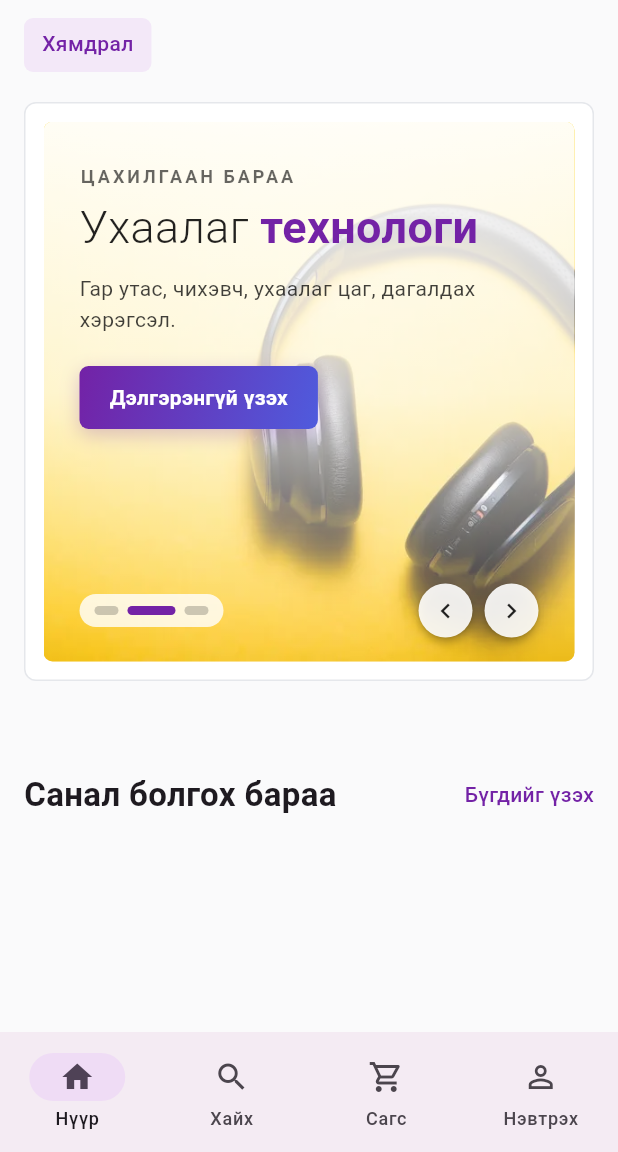
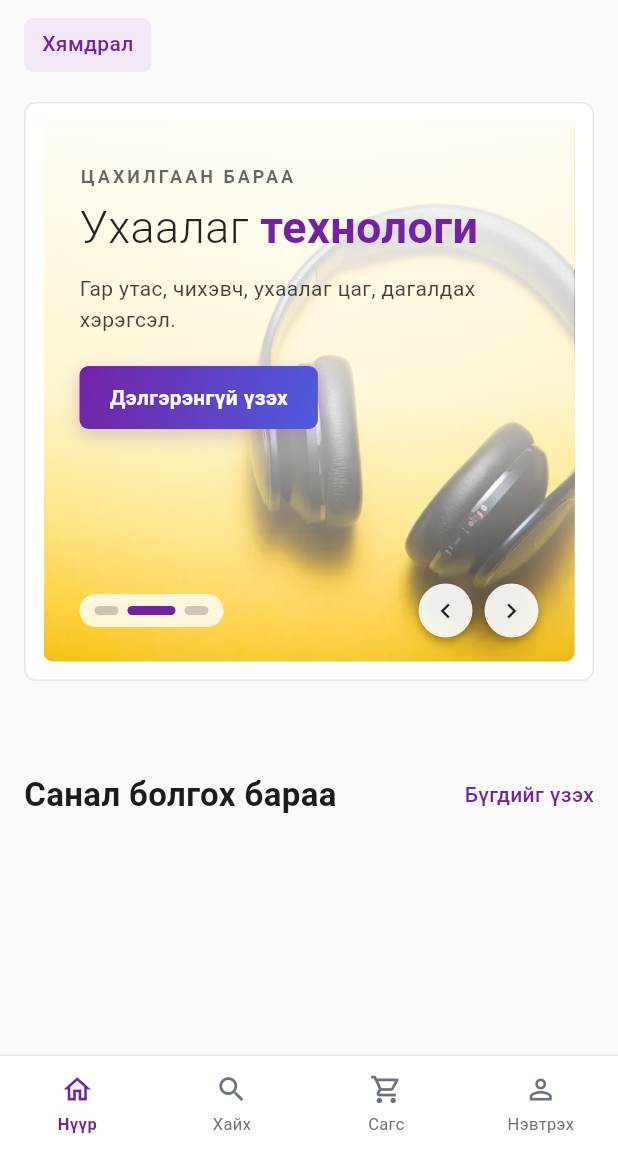
Before and after one commit to Aagii06/baagii-shop, a Flutter app: the screen it shows after launch, on a phone screen of 412 x 824 dp, the part 84-1236 px from its top. Run offline on Flutter 3.47's test engine with Material 3 defaults, Android fonts, the phone set to English and light mode, and no system bars; our stand-ins replace cached_network_image, image_picker, shared_preferences; accounts and stored records are empty; network calls fail.

Commit message:
Update shop_shell.dart

```diff
--- a/uvsshop_app/lib/ui/shop/shop_shell.dart
+++ b/uvsshop_app/lib/ui/shop/shop_shell.dart
@@ -5,6 +5,7 @@ import '../../state/admin_state.dart';
 import '../../state/app_state.dart';
 import '../../state/shop_nav.dart';
 import '../../state/shop_state.dart';
+import '../common.dart';
 import 'account_page.dart';
 import 'cart_page.dart';
 import 'home_page.dart';
@@ -35,30 +36,13 @@ class ShopShell extends StatelessWidget {
     ];
     final current = tabs.contains(tab) ? tab : ShopTab.home;
 
-    Widget badge(int n, IconData icon) => Badge(
-          isLabelVisible: n > 0,
-          label: Text(n > 99 ? '99+' : '$n'),
-          child: Icon(icon),
-        );
-
-    NavigationDestination dest(ShopTab t) => switch (t) {
-          ShopTab.home => const NavigationDestination(icon: Icon(Icons.home_outlined), selectedIcon: Icon(Icons.home), label: 'Нүүр'),
-          ShopTab.search => const NavigationDestination(icon: Icon(Icons.search), selectedIcon: Icon(Icons.search), label: 'Хайх'),
-          ShopTab.cart => NavigationDestination(
-              icon: badge(cartCount, Icons.shopping_cart_outlined),
-              selectedIcon: badge(cartCount, Icons.shopping_cart),
-              label: 'Сагс',
-            ),
-          ShopTab.saved => NavigationDestination(
-              icon: badge(savedCount, Icons.favorite_border),
-              selectedIcon: badge(savedCount, Icons.favorite),
-              label: 'Хадгалсан',
-            ),
-          ShopTab.profile => NavigationDestination(
-              icon: const Icon(Icons.person_outline),
-              selectedIcon: const Icon(Icons.person),
-              label: signedIn ? 'Профайл' : 'Нэвтрэх',
-            ),
+    // web-ийн MobileBottomNav-ийн дүрс, нэр, тоо.
+    (IconData, String, int) item(ShopTab t) => switch (t) {
+          ShopTab.home => (Icons.home_outlined, 'Нүүр', 0),
+          ShopTab.search => (Icons.search, 'Хайх', 0),
+          ShopTab.cart => (Icons.shopping_cart_outlined, 'Сагс', cartCount),
+          ShopTab.saved => (Icons.favorite_border, 'Хадгалсан', savedCount),
+          ShopTab.profile => (Icons.person_outline, signedIn ? 'Профайл' : 'Нэвтрэх', 0),
         };
 
     return Scaffold(
@@ -78,12 +62,63 @@ class ShopShell extends StatelessWidget {
               label: const Text('Админ'),
             )
           : null,
-      bottomNavigationBar: NavigationBar(
-        selectedIndex: tabs.indexOf(current),
-        onDestinationSelected: (i) => open(tabs[i]),
-        labelBehavior: NavigationDestinationLabelBehavior.alwaysShow,
-        destinations: [for (final t in tabs) dest(t)],
+      bottomNavigationBar: Container(
+        decoration: const BoxDecoration(
+          color: Color(0xF2FFFFFF),
+          border: Border(top: BorderSide(color: borderColor)),
+        ),
+        child: SafeArea(
+          top: false,
+          child: SizedBox(
+            height: 64,
+            child: Row(children: [
+              for (final t in tabs)
+                Expanded(child: _NavItem(item: item(t), active: t == current, onTap: () => open(t))),
+            ]),
+          ),
+        ),
       ),
     );
   }
 }
+
+/// web-ийн MobileBottomNav-ийн нэг товч: идэвхтэй нь ягаан, тоо нь улаан badge.
+class _NavItem extends StatelessWidget {
+  final (IconData, String, int) item;
+  final bool active;
+  final VoidCallback onTap;
+  const _NavItem({required this.item, required this.active, required this.onTap});
+
+  @override
+  Widget build(BuildContext context) {
+    final (icon, label, count) = item;
+    final color = active ? brandColor : const Color(0xFF6B7280);
+    return InkWell(
+      onTap: onTap,
+      child: Column(mainAxisAlignment: MainAxisAlignment.center, children: [
+        Stack(clipBehavior: Clip.none, children: [
+          Icon(icon, size: 22, color: color),
+          if (count > 0)
+            Positioned(
+              top: -6,
+              right: -10,
+              child: Container(
+                constraints: const BoxConstraints(minWidth: 16),
+                height: 16,
+                padding: const EdgeInsets.symmetric(horizontal: 4),
+                alignment: Alignment.center,
+                decoration: BoxDecoration(color: Colors.red.shade600, borderRadius: BorderRadius.circular(8)),
+                child: Text(count > 99 ? '99+' : '$count',
+                    style: const TextStyle(color: Colors.white, fontSize: 10, fontWeight: FontWeight.bold, height: 1)),
+              ),
+            ),
+        ]),
+        const SizedBox(height: 4),
+        Text(label,
+            maxLines: 1,
+            overflow: TextOverflow.ellipsis,
+            style: TextStyle(fontSize: 11, color: color, fontWeight: active ? FontWeight.w600 : FontWeight.w400)),
+      ]),
+    );
+  }
+}
```
